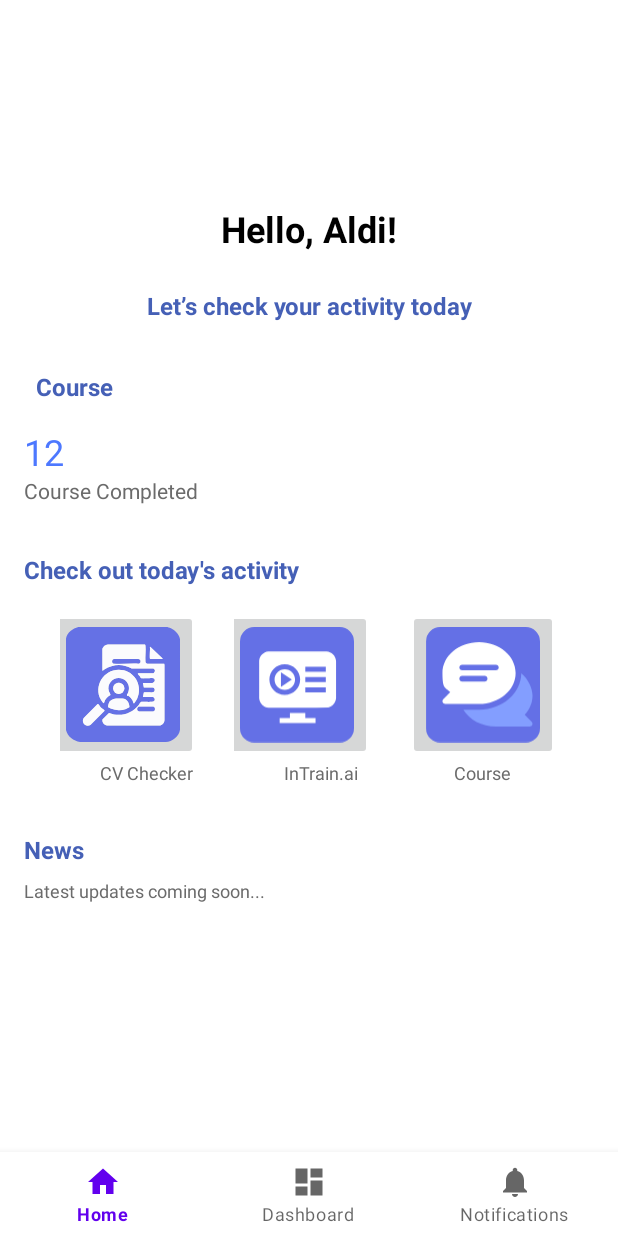
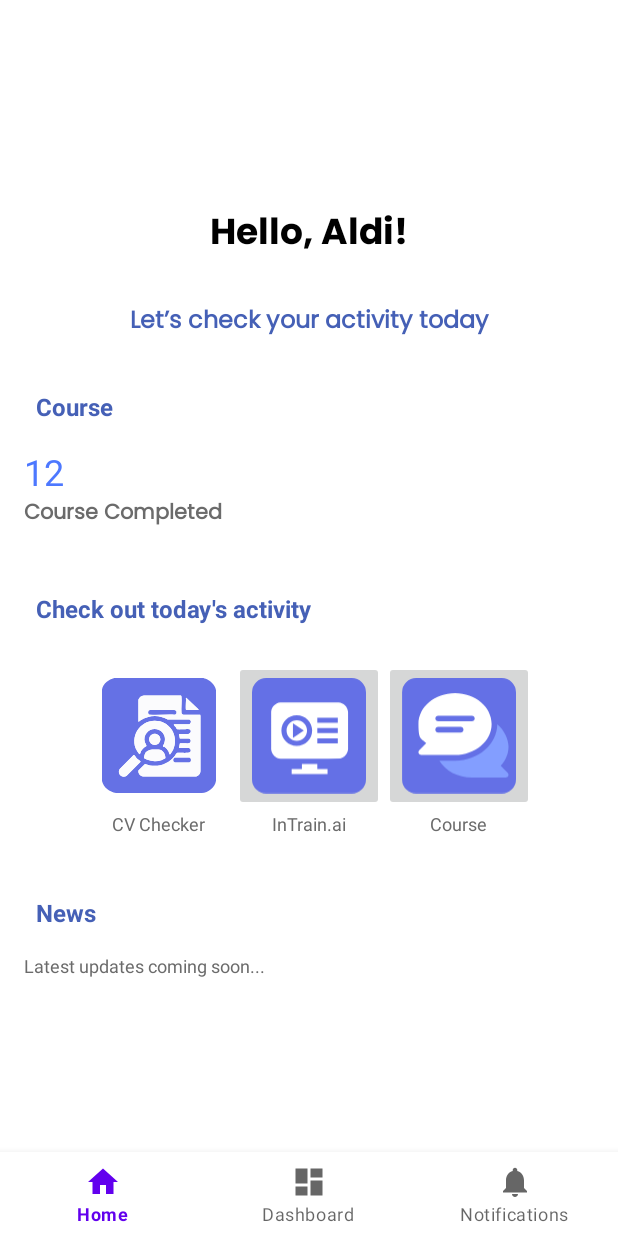
Before and after one commit to intrain-ai/mobile-intrain, an Android app: the screen it shows after launch (MainActivity), on a phone screen of 412 x 824 dp. Run offline under Robolectric (Android 15) with nearby library versions, the phone set to English and light mode, and no system bars; our stand-ins replace navigation-ui.

Commit message:
Add some Fonts and Fixed Fonts

```diff
--- /dev/null
+++ b/app/src/main/res/font/font.xml
@@ -0,0 +1,4 @@
+<?xml version="1.0" encoding="utf-8"?>
+<font-family xmlns:android="http://schemas.android.com/apk/res/android">
+
+</font-family>
--- a/app/src/main/res/layout/fragment_home.xml
+++ b/app/src/main/res/layout/fragment_home.xml
@@ -14,9 +14,10 @@
         android:layout_marginBottom="8dp"
         android:layout_marginStart="16dp"
         android:layout_marginEnd="16dp"
-        android:text="Hello, Aldi!"
+        android:text="@string/welcoming_message"
         android:textStyle="bold"
         android:textSize="24sp"
+        android:fontFamily="@font/poppinsbold"
         android:textColor="#000000"
         app:layout_constraintEnd_toEndOf="parent"
         app:layout_constraintStart_toStartOf="parent"
@@ -27,7 +28,8 @@
         android:id="@+id/activityText"
         android:layout_width="wrap_content"
         android:layout_height="wrap_content"
-        android:text="Let’s check your activity today"
+        android:text="@string/welcoming_message_2"
+        android:fontFamily="@font/poppinsregular"
         android:textSize="16sp"
         android:textStyle="bold"
         android:textColor="#4560b6"
@@ -52,7 +54,7 @@
             android:id="@+id/courseTitle"
             android:layout_width="wrap_content"
             android:layout_height="wrap_content"
-            android:text="Course"
+            android:text="@string/course"
             android:textSize="16sp"
             android:textStyle="bold"
             android:textColor="#4560b6"
@@ -72,7 +74,9 @@
             android:id="@+id/courseDescription"
             android:layout_width="wrap_content"
             android:layout_height="wrap_content"
-            android:text="Course Completed"
+            android:fontFamily="@font/poppinsregular"
+            android:textStyle="bold"
+            android:text="@string/course_completed"
             android:textSize="14sp"
             android:textColor="#6B6B6B" />
     </LinearLayout>
@@ -93,12 +97,13 @@
             android:id="@+id/activityLabel"
             android:layout_width="wrap_content"
             android:layout_height="wrap_content"
-            android:text="Activity"
+            android:text="@string/activity"
             android:textSize="16sp"
             android:textStyle="bold"
             android:layout_marginBottom="8dp"
             android:textColor="#4560b6"
-            android:layout_gravity="start"/>
+            android:layout_gravity="start"
+            android:padding="8dp"/>
 
         <!-- Icon Row -->
         <LinearLayout
@@ -118,15 +123,15 @@
                     android:id="@+id/cvCheckerIcon"
                     android:layout_width="100dp"
                     android:layout_height="100dp"
+                    android:backgroundTint="@color/white"
                     android:src="@drawable/ic_cv_checker"
                     android:scaleType="centerInside"
-                    android:contentDescription="CV Checker Icon"
-                    android:layout_marginEnd="16dp"/>
+                    android:contentDescription="@string/cv_checker_icon" />
                 <TextView
                     android:id="@+id/cvCheckerText"
                     android:layout_width="wrap_content"
                     android:layout_height="wrap_content"
-                    android:text="CV Checker"
+                    android:text="@string/cv_checker"
                     android:textSize="12sp"
                     android:textColor="#6B6B6B" />
             </LinearLayout>
@@ -143,13 +148,12 @@
                     android:layout_height="100dp"
                     android:scaleType="centerInside"
                     android:src="@drawable/ic_course"
-                    android:contentDescription="InTrain.ai Icon"
-                    android:layout_marginEnd="16dp"/>
+                    android:contentDescription="@string/intrain_ai_icon"/>
                 <TextView
                     android:id="@+id/inTrainText"
                     android:layout_width="wrap_content"
                     android:layout_height="wrap_content"
-                    android:text="InTrain.ai"
+                    android:text="@string/intrain_ai"
                     android:textSize="12sp"
                     android:textColor="#6B6B6B" />
             </LinearLayout>
@@ -166,12 +170,12 @@
                     android:layout_height="100dp"
                     android:scaleType="centerInside"
                     android:src="@drawable/ic_chat"
-                    android:contentDescription="Course Icon"/>
+                    android:contentDescription="@string/course_icon"/>
                 <TextView
                     android:id="@+id/courseText"
                     android:layout_width="wrap_content"
                     android:layout_height="wrap_content"
-                    android:text="Course"
+                    android:text="@string/course"
                     android:textSize="12sp"
                     android:textColor="#6B6B6B" />
             </LinearLayout>
@@ -191,11 +195,12 @@
             android:id="@+id/newsTitle"
             android:layout_width="wrap_content"
             android:layout_height="wrap_content"
-            android:text="News"
+            android:text="@string/news"
             android:textSize="16sp"
             android:textStyle="bold"
             android:textColor="#4560b6"
-            android:layout_marginBottom="8dp"/>
+            android:layout_marginBottom="8dp"
+            android:padding="8dp"/>
 
         <TextView
             android:id="@+id/newsContent"
--- a/app/src/main/res/values/strings.xml
+++ b/app/src/main/res/values/strings.xml
@@ -17,4 +17,15 @@
     <string name="email">Email</string>
     <string name="input_email">Masukan Email</string>
     <string name="Input_pass">Password</string>
+    <string name="welcoming_message">Hello, Aldi!</string>
+    <string name="course">Course</string>
+    <string name="welcoming_message_2">Let’s check your activity today</string>
+    <string name="news">News</string>
+    <string name="course_icon">Course Icon</string>
+    <string name="intrain_ai">InTrain.ai</string>
+    <string name="intrain_ai_icon">InTrain.ai Icon</string>
+    <string name="cv_checker">CV Checker</string>
+    <string name="cv_checker_icon">CV Checker Icon</string>
+    <string name="activity">Activity</string>
+    <string name="course_completed">Course Completed</string>
 </resources>
```
Also changed, not shown: app/src/main/res/font/poppinsbold.ttf (added), app/src/main/res/font/poppinsregular.ttf (added).
